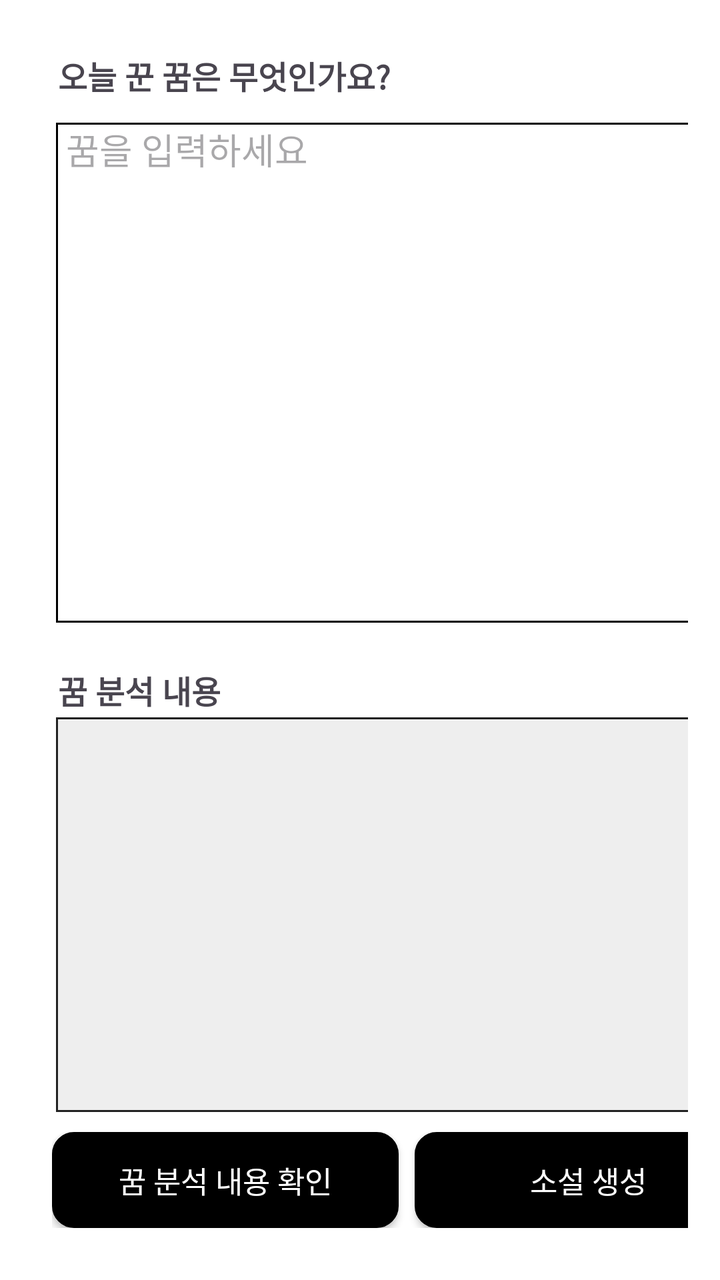
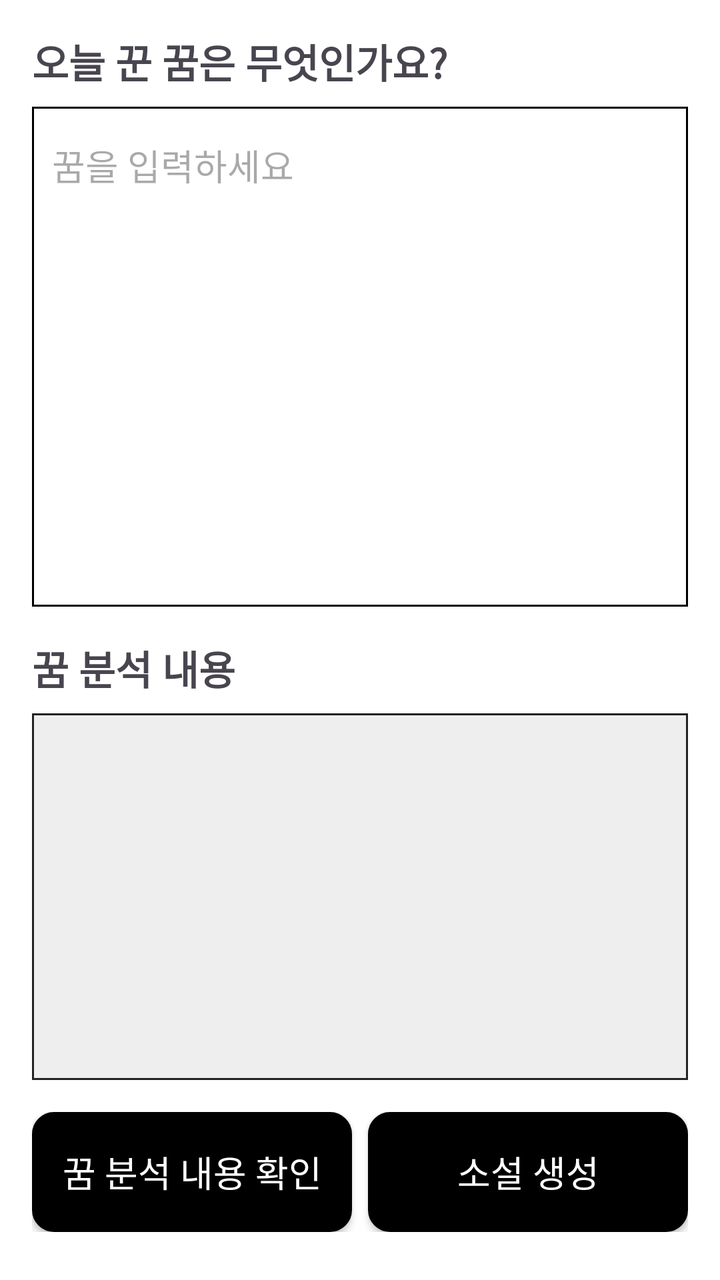

Compare the two renders of this Android layout. The source of the first and the diff that turns it into the second are given below.
<!-- AndroidManifest.xml: application theme Theme.Material3.DayNight.NoActionBar -->
<!-- res/layout/activity_diary.xml -->
<?xml version="1.0" encoding="utf-8"?>
<LinearLayout xmlns:android="http://schemas.android.com/apk/res/android"
    android:layout_width="match_parent"
    android:layout_height="match_parent"
    android:orientation="vertical"
    android:padding="16dp"
    android:background="#FFFFFF">

    
    <TextView
        android:layout_marginStart="13dp"
        android:id="@+id/tvDreamPrompt"
        android:layout_width="wrap_content"
        android:layout_height="wrap_content"
        android:text="@string/button_label_8"
        android:layout_marginTop="10dp"
        android:textSize="16sp"
        android:textStyle="bold"
        android:layout_marginBottom="0dp"
        android:fontFamily="@font/spoqahansansneo_bold"
        />

    <EditText
        android:id="@+id/etDreamInput"
        android:layout_width="355dp"
        android:layout_height="250dp"
        android:gravity="top"
        android:background="@drawable/tv_border"
        android:hint="@string/button_label_7"
        android:layout_margin="12dp"
        android:paddingStart="5dp"
        android:paddingEnd="5dp"
        android:inputType="textMultiLine"
        android:autofillHints="username"/>

    
    <TextView
        android:id="@+id/tvAnalysisLabel"
        android:layout_width="wrap_content"
        android:layout_height="wrap_content"
        android:text="@string/button_label_6"
        android:layout_marginTop="10dp"
        android:textSize="16sp"
        android:layout_marginStart="13dp"
        android:fontFamily="@font/spoqahansansneo_bold"
        android:textStyle="bold" />

    

    <ScrollView
        android:layout_width="355dp"
        android:layout_height="0dp"
        android:layout_marginStart="12dp"
        android:layout_marginTop="2dp"
        android:layout_weight="1"
        android:background="@drawable/box_border"
        android:overScrollMode="always"
        android:scrollbars="vertical">

        <TextView
            android:id="@+id/tvDreamAnalysis"
            android:layout_width="355dp"
            android:layout_height="wrap_content"
            android:padding="8dp"
            android:textSize="14sp" />
    </ScrollView>

    <LinearLayout
        android:layout_width="355dp"
        android:layout_height="wrap_content"
        android:layout_marginStart="13dp"
        android:layout_margin="10dp"
        android:orientation="horizontal"
        android:layout_marginBottom="40dp"
        android:weightSum="2"
        android:gravity="center">

        <androidx.appcompat.widget.AppCompatButton
            android:id="@+id/btnAnalyze"
            android:layout_width="0dp"
            android:layout_height="48dp"
            android:layout_weight="1"
            android:textSize="15sp"
            android:background="@drawable/rounded_login"
            android:textColor="@color/white"
            android:fontFamily="@font/spoqahansansneo_bold"
            android:text="@string/button_label_5" />

        <androidx.appcompat.widget.AppCompatButton
            android:id="@+id/btnGenerateStory"
            android:layout_width="0dp"
            android:layout_height="48dp"
            android:layout_weight="1"
            android:text="@string/button_label_4"
            android:fontFamily="@font/spoqahansansneo_bold"
            android:textSize="15sp"
            android:textColor="@color/white"
            android:background="@drawable/rounded_login"
            android:layout_marginStart="8dp" />
    </LinearLayout>

</LinearLayout>
<!-- resources referenced by this layout -->
<resources>
  <color name="white">#FFFFFFFF</color>
  <!-- drawable box_border (drawable) -->
  <?xml version="1.0" encoding="utf-8"?>
  <shape xmlns:android="http://schemas.android.com/apk/res/android"
      android:shape="rectangle">
      <solid android:color="#EEEEEE"/> 
      <stroke android:width="1dp" android:color="#222222"/> 
      
  </shape>
  <!-- drawable rounded_login (drawable) -->
  <?xml version="1.0" encoding="utf-8"?>
  <shape xmlns:android="http://schemas.android.com/apk/res/android">
      <solid android:color="#000000"/> 
      <corners android:radius="10dp"/> 
      <stroke android:color="#000000" android:width="2dp"/> 
  </shape>
  <!-- drawable tv_border (drawable) -->
  <?xml version="1.0" encoding="utf-8"?>
  <shape xmlns:android="http://schemas.android.com/apk/res/android"
      android:shape="rectangle">
      
      <solid android:color="@android:color/white"/>
      
      <stroke android:width="1dp" android:color="#000000"/> 
      
  </shape>
  <string name="button_label_4">"소설 생성"</string>
  <string name="button_label_5">"꿈 분석 내용 확인"</string>
  <string name="button_label_6">"꿈 분석 내용"</string>
  <string name="button_label_7">"꿈을 입력하세요"</string>
  <string name="button_label_8">"오늘 꾼 꿈은 무엇인가요?"</string>
</resources>

<!-- the commit's change to res/layout/activity_diary.xml (unified diff, before → after) -->
@@ -3,33 +3,33 @@
     android:layout_width="match_parent"
     android:layout_height="match_parent"
     android:orientation="vertical"
-    android:padding="16dp"
     android:background="#FFFFFF">
 
     
     <TextView
-        android:layout_marginStart="13dp"
         android:id="@+id/tvDreamPrompt"
         android:layout_width="wrap_content"
         android:layout_height="wrap_content"
         android:text="@string/button_label_8"
-        android:layout_marginTop="10dp"
-        android:textSize="16sp"
+        android:layout_marginStart="16dp"
+        android:layout_marginTop="16dp"
+        android:textSize="20sp"
         android:textStyle="bold"
-        android:layout_marginBottom="0dp"
-        android:fontFamily="@font/spoqahansansneo_bold"
-        />
+        android:fontFamily="@font/spoqahansansneo_bold"/>
 
     <EditText
         android:id="@+id/etDreamInput"
-        android:layout_width="355dp"
+        android:layout_width="match_parent"
         android:layout_height="250dp"
         android:gravity="top"
         android:background="@drawable/tv_border"
         android:hint="@string/button_label_7"
-        android:layout_margin="12dp"
-        android:paddingStart="5dp"
-        android:paddingEnd="5dp"
+        android:paddingStart="10dp"
+        android:paddingLeft="10dp"
+        android:layout_marginStart="16dp"
+        android:layout_marginEnd="16dp"
+        android:layout_marginTop="8dp"
+        android:padding="16dp"
         android:inputType="textMultiLine"
         android:autofillHints="username"/>
 
@@ -39,19 +39,19 @@
         android:layout_width="wrap_content"
         android:layout_height="wrap_content"
         android:text="@string/button_label_6"
-        android:layout_marginTop="10dp"
-        android:textSize="16sp"
-        android:layout_marginStart="13dp"
+        android:layout_marginStart="16dp"
+        android:layout_marginTop="16dp"
+        android:textSize="20sp"
         android:fontFamily="@font/spoqahansansneo_bold"
-        android:textStyle="bold" />
+        android:textStyle="bold"/>
 
     
-
     <ScrollView
-        android:layout_width="355dp"
+        android:layout_width="match_parent"
         android:layout_height="0dp"
-        android:layout_marginStart="12dp"
-        android:layout_marginTop="2dp"
+        android:layout_marginStart="16dp"
+        android:layout_marginEnd="16dp"
+        android:layout_marginTop="8dp"
         android:layout_weight="1"
         android:background="@drawable/box_border"
         android:overScrollMode="always"
@@ -59,44 +59,46 @@
 
         <TextView
             android:id="@+id/tvDreamAnalysis"
-            android:layout_width="355dp"
+            android:layout_width="match_parent"
             android:layout_height="wrap_content"
-            android:padding="8dp"
-            android:textSize="14sp" />
+            android:padding="16dp"
+            android:textSize="14sp"/>
     </ScrollView>
 
+    
     <LinearLayout
-        android:layout_width="355dp"
+        android:layout_width="match_parent"
         android:layout_height="wrap_content"
-        android:layout_marginStart="13dp"
-        android:layout_margin="10dp"
+        android:layout_marginStart="16dp"
+        android:layout_marginEnd="16dp"
+        android:layout_marginBottom="24dp"
+        android:layout_marginTop="16dp"
         android:orientation="horizontal"
-        android:layout_marginBottom="40dp"
         android:weightSum="2"
         android:gravity="center">
 
         <androidx.appcompat.widget.AppCompatButton
             android:id="@+id/btnAnalyze"
             android:layout_width="0dp"
-            android:layout_height="48dp"
+            android:layout_height="60dp"
             android:layout_weight="1"
-            android:textSize="15sp"
+            android:textSize="18sp"
             android:background="@drawable/rounded_login"
             android:textColor="@color/white"
             android:fontFamily="@font/spoqahansansneo_bold"
-            android:text="@string/button_label_5" />
+            android:text="@string/button_label_5"/>
 
         <androidx.appcompat.widget.AppCompatButton
             android:id="@+id/btnGenerateStory"
             android:layout_width="0dp"
-            android:layout_height="48dp"
+            android:layout_height="60dp"
             android:layout_weight="1"
             android:text="@string/button_label_4"
             android:fontFamily="@font/spoqahansansneo_bold"
-            android:textSize="15sp"
+            android:textSize="18sp"
             android:textColor="@color/white"
             android:background="@drawable/rounded_login"
-            android:layout_marginStart="8dp" />
+            android:layout_marginStart="8dp"/>
     </LinearLayout>
 
 </LinearLayout>
